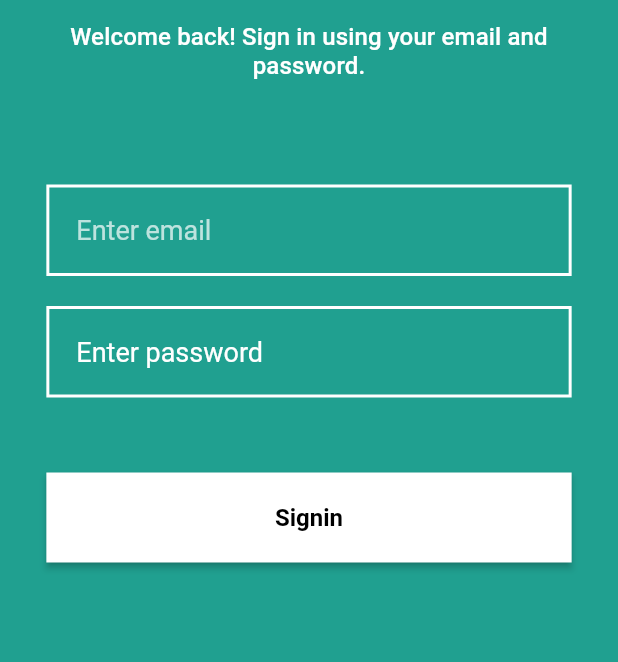
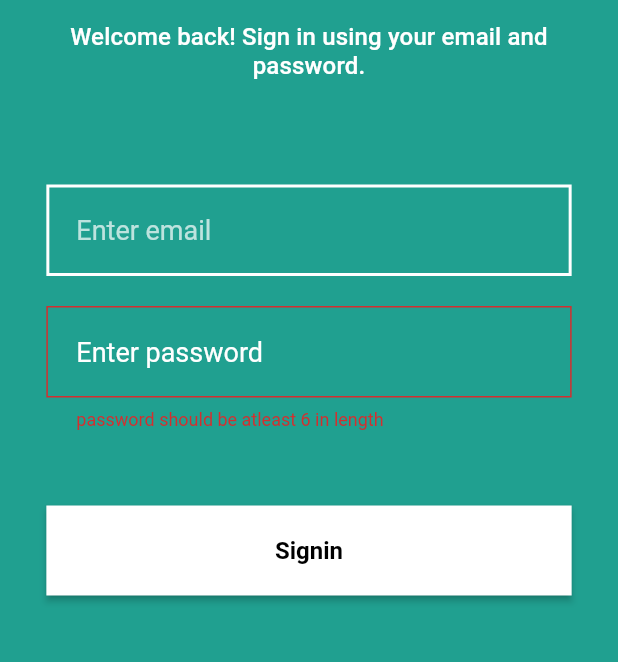
Before and after one commit to ilyas-kukshi/Video-Editors, a Flutter app: the screen it shows after launch, after a tap on "Signin", on a phone screen of 412 x 824 dp, the part 234-896 px from its top. Run offline on Flutter 3.47's test engine with Material 2 defaults, Android fonts, the light colour scheme and no system bars; our stand-ins replace freezed_annotation, page_transition.

Commit message:
Add signin service setup

```diff
--- a/lib/auth/signin.dart
+++ b/lib/auth/signin.dart
@@ -1,6 +1,7 @@
 import 'package:flutter/material.dart';
 import 'package:video_editors/shared/app_theme_shared.dart';
 import 'package:video_editors/shared/slide_in_widget.dart';
+import 'package:video_editors/shared/utility.dart';
 
 class Signin extends StatefulWidget {
   const Signin({super.key});
@@ -10,17 +11,23 @@ class Signin extends StatefulWidget {
 }
 
 class _SigninState extends State<Signin> {
+  GlobalKey<FormState> formKey = GlobalKey();
+  TextEditingController emailController = TextEditingController();
+  TextEditingController passwordController = TextEditingController();
+
   @override
   Widget build(BuildContext context) {
     return Scaffold(
       backgroundColor: AppThemeShared.primaryColor,
       body: SafeArea(
+        child: Form(
+          key: formKey,
           child: Column(
             children: [
               const SizedBox(height: 100),
               SlideInWidget(
                   direction: SlideDirection.top,
-                duration: const Duration(milliseconds: 660),
+                  duration: const Duration(milliseconds: 1000),
                   child: SizedBox(
                     width: MediaQuery.of(context).size.width * 0.85,
                     child: Column(
@@ -42,37 +49,49 @@ class _SigninState extends State<Signin> {
               const SizedBox(height: 70),
               SlideInWidget(
                   direction: SlideDirection.left,
-                duration: const Duration(milliseconds: 700),
+                  duration: const Duration(milliseconds: 1200),
                   child: Center(
                     child: AppThemeShared.textFormField(
                       context: context,
                       hintText: 'Enter email',
-                    hintStyle: TextStyle(color: Colors.white.withOpacity(0.7)),
+                      hintStyle:
+                          TextStyle(color: Colors.white.withOpacity(0.7)),
+                      controller: emailController,
                     ),
                   )),
               const SizedBox(height: 20),
               SlideInWidget(
-              duration: const Duration(milliseconds: 900),
+                duration: const Duration(milliseconds: 1400),
                 direction: SlideDirection.left,
                 child: AppThemeShared.textFormField(
-                  context: context, hintText: 'Enter password'),
+                    context: context,
+                    hintText: 'Enter password',
+                    controller: passwordController,
+                    validator: Utility.passwordLengthValidator),
               ),
               const SizedBox(height: 50),
               SlideInWidget(
-              direction: SlideDirection.left,
-              duration: const Duration(milliseconds: 1100),
+                direction: SlideDirection.bottom,
+                duration: const Duration(milliseconds: 1600),
                 child: AppThemeShared.sharedButton(
                   context: context,
                   width: MediaQuery.of(context).size.width * 0.85,
                   buttonText: "Signin",
                   color: Colors.white,
                   textColor: Colors.black,
-                onTap: () {},
+                  onTap: () {
+                    final valid = formKey.currentState!.validate();
+
+                    if(valid){
+
+                    }
+                  },
                 ),
               ),
             ],
           ),
         ),
+      ),
     );
   }
 }
--- /dev/null
+++ b/lib/services/auth_services.dart
@@ -0,0 +1,15 @@
+import 'package:video_editors/models/signin/signin_model.dart';
+import 'package:video_editors/shared/constants.dart';
+
+class AuthServices {
+  String url = Constants.baseUrl;
+
+  String singinService(SigninModel mdel) async {
+    String finalUrl = '$url/signup';
+
+    try {
+
+    }
+    return '';
+  }
+}
--- /dev/null
+++ b/lib/shared/constants.dart
@@ -0,0 +1,3 @@
+class Constants {
+  static const String baseUrl = 'http://localhost:3000/';
+}
--- a/lib/shared/utility.dart
+++ b/lib/shared/utility.dart
@@ -39,7 +39,7 @@ class Utility {
 
   static String? passwordLengthValidator(String? password) {
     if (password!.length < 6) {
-      return 'Pleas enter a valid phone number';
+      return 'password should be atleast 6 in length';
     }
     return null;
   }
@@ -82,8 +82,6 @@ class Utility {
     return null;
   }
 
-
-
   static String getInitials(String fullName) => fullName.isNotEmpty
       ? fullName.trim().split(' ').map((l) => l[0]).take(2).join().toUpperCase()
       : '';
--- a/pubspec.yaml
+++ b/pubspec.yaml
@@ -38,7 +38,7 @@ dependencies:
   page_transition: ^2.0.9
   freezed_annotation: ^2.2.0
   json_annotation: ^4.7.0
-
+  http: ^1.0.0
 
 dev_dependencies:
   flutter_test:
```
Lines whose indentation alone changed are shown as unchanged.
